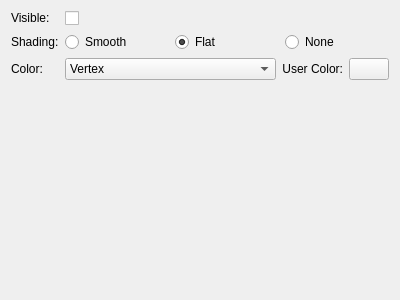
The window that vclib/render/src/vclib/qt/gui/mesh_render_settings_frame/surface_frame.ui (cnr-isti-vclab/vclib) describes before a commit, drawn with Qt 5.
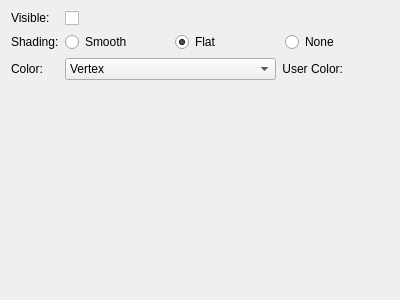
The same window after the commit.

Commit message: [render] qt user color button is flat with autoFillBackground true (fix macos color)

```diff
--- a/vclib/render/src/vclib/qt/gui/mesh_render_settings_frame/surface_frame.ui
+++ b/vclib/render/src/vclib/qt/gui/mesh_render_settings_frame/surface_frame.ui
@@ -105,9 +105,15 @@
         </item>
         <item>
          <widget class="QPushButton" name="colorDialogPushButton">
+          <property name="autoFillBackground">
+           <bool>true</bool>
+          </property>
           <property name="text">
            <string/>
           </property>
+          <property name="flat">
+           <bool>true</bool>
+          </property>
          </widget>
         </item>
        </layout>
```
The commit also changes 3 other files.
